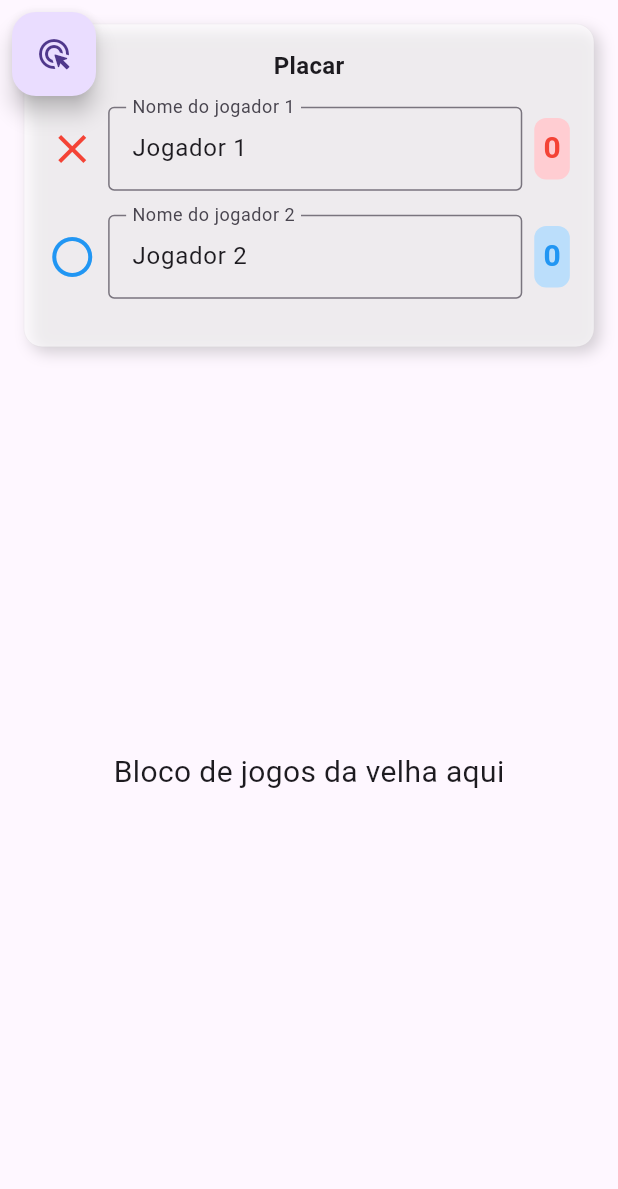
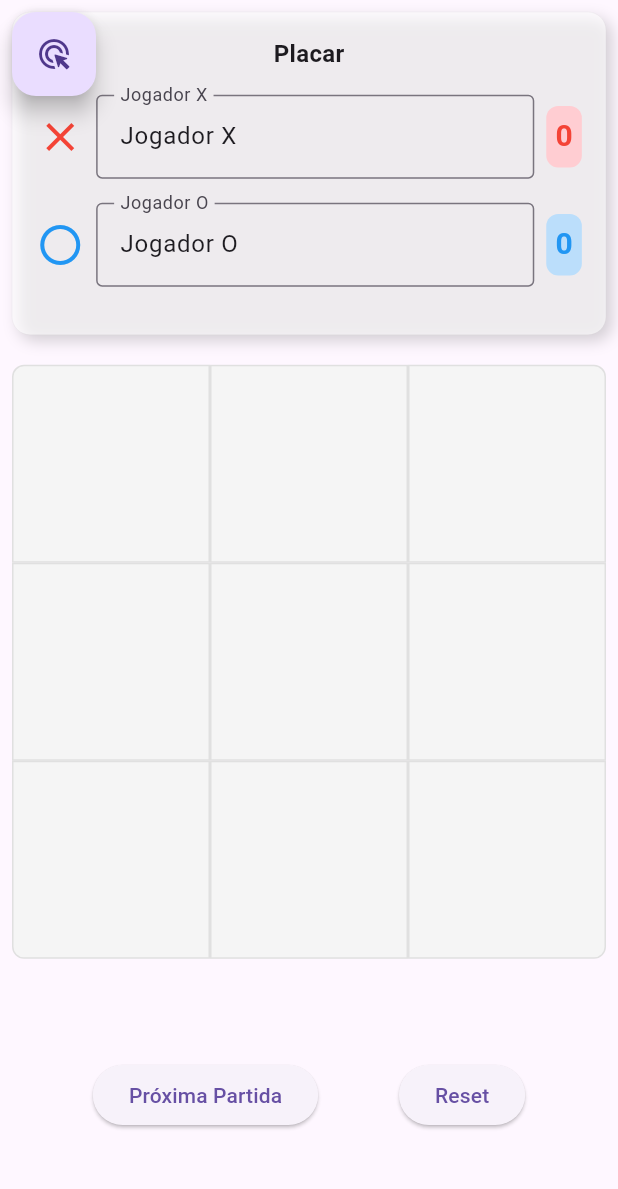
Before and after one commit to christian-marques/tic_nexus, a Flutter app: the screen it shows after launch, on a phone screen of 412 x 824 dp, the part 45-1234 px from its top. Run offline on Flutter 3.47's test engine with Material 3 defaults, Android fonts, the phone set to English and light mode, and no system bars; our stand-ins replace google_mobile_ads; network calls fail.

Commit message:
Tabuleiro simples
Primeiro, fazendo um tabuleiro tradicional 3x3 para definir o básico. A princício o design do tabuleiro e células tá ok, mas o design dos botões ainda pode mudar. A lógica de finalização da partida não está funcional, pois ainda não incrementa e nem os botões interagem com o incremento. Precisa resolver na próxima vesão

```diff
--- /dev/null
+++ b/lib/models/game_logic.dart
@@ -0,0 +1,89 @@
+import 'package:flutter/material.dart';
+
+class GameLogic {
+  // Estado inicial do tabuleiro (vazio).
+  final List<String> _board = List.generate(9, (_) => '');
+
+  // Controle do jogador atual (X ou O).
+  String _currentPlayer = 'X';
+
+  // Callback para notificações de mudança de estado.
+  VoidCallback? _onStateChanged;
+
+  // Configura o callback para mudanças de estado.
+  void setOnStateChanged(VoidCallback callback) {
+    _onStateChanged = callback;
+  }
+
+  // Método chamado ao clicar em uma célula.
+  void onCellTap(int index) {
+    if (_board[index].isNotEmpty) return; // Impede sobreescrever células ocupadas.
+
+    // Atualiza o estado da célula com o jogador atual.
+    _board[index] = _currentPlayer;
+
+    // Alterna entre X e O.
+    _currentPlayer = (_currentPlayer == 'X') ? 'O' : 'X';
+
+    // Notifica a mudança de estado.
+    _onStateChanged?.call();
+  }
+
+  // Retorna o estado da célula (X, O ou vazio).
+  String getCellState(int index) {
+    return _board[index];
+  }
+
+  // Retorna o jogador atual (X ou O).
+  String getCurrentPlayer() {
+    return _currentPlayer;
+  }
+
+  // Define a cor da célula com base no estado.
+  Color getCellColor(int index) {
+    if (_board[index] == 'X') {
+      return Colors.red.shade100;
+    } else if (_board[index] == 'O') {
+      return Colors.blue.shade100;
+    } else {
+      return Colors.grey.shade100;
+    }
+  }
+
+  // Verifica vitória em qualquer direção.
+  bool checkVictory() {
+    const winPatterns = [
+      [0, 1, 2], // Linha superior
+      [3, 4, 5], // Linha do meio
+      [6, 7, 8], // Linha inferior
+      [0, 3, 6], // Coluna esquerda
+      [1, 4, 7], // Coluna do meio
+      [2, 5, 8], // Coluna direita
+      [0, 4, 8], // Diagonal principal
+      [2, 4, 6], // Diagonal secundária
+    ];
+
+    for (var pattern in winPatterns) {
+      if (_board[pattern[0]] != '' &&
+          _board[pattern[0]] == _board[pattern[1]] &&
+          _board[pattern[0]] == _board[pattern[2]]) {
+        return true;
+      }
+    }
+    return false;
+  }
+
+  // Verifica empate.
+  bool checkDraw() {
+    return _board.every((cell) => cell.isNotEmpty) && !checkVictory();
+  }
+
+  // Reseta o tabuleiro para um novo jogo.
+  void resetBoard() {
+    for (int i = 0; i < _board.length; i++) {
+      _board[i] = '';
+    }
+    _currentPlayer = 'X';
+    _onStateChanged?.call(); // Notifica a mudança de estado.
+  }
+}
--- /dev/null
+++ b/lib/models/game_table.dart
@@ -0,0 +1,64 @@
+import 'package:flutter/material.dart';
+import 'package:tic_nexus/models/game_logic.dart';
+
+class GameTable extends StatefulWidget {
+  final GameLogic gameLogic;
+
+  const GameTable({super.key, required this.gameLogic});
+
+  @override
+  State<GameTable> createState() => _GameTableState();
+}
+
+class _GameTableState extends State<GameTable> {
+  @override
+  void initState() {
+    super.initState();
+    widget.gameLogic.setOnStateChanged(() {
+      setState(() {}); // Atualiza a interface ao alterar o estado.
+    });
+  }
+
+  @override
+  Widget build(BuildContext context) {
+    return GridView.builder(
+      padding: EdgeInsets.zero,
+      gridDelegate: const SliverGridDelegateWithFixedCrossAxisCount(
+        crossAxisCount: 3, // Tabuleiro 3x3.
+        crossAxisSpacing: 0.0,
+        mainAxisSpacing: 0.0,
+      ),
+      itemCount: 9, // 9 células.
+      itemBuilder: (context, index) {
+        final cellState = widget.gameLogic.getCellState(index);
+        final cellColor = widget.gameLogic.getCellColor(index); // Obtém a cor da célula.
+
+        return GestureDetector(
+          onTap: () {
+            widget.gameLogic.onCellTap(index); // Atualiza lógica ao tocar.
+          },
+          child: Container(
+            decoration: BoxDecoration(
+              color: cellColor, // Cor de fundo da célula baseada no estado.
+              border: Border.all(color: Colors.grey.shade300, width: 1.0), // Linha cinza clara.
+              borderRadius: BorderRadius.only(
+                topLeft: index == 0 ? Radius.circular(8.0) : Radius.zero,
+                topRight: index == 2 ? Radius.circular(8.0) : Radius.zero,
+                bottomLeft: index == 6 ? Radius.circular(8.0) : Radius.zero,
+                bottomRight: index == 8 ? Radius.circular(8.0) : Radius.zero,
+              ),
+            ),
+            alignment: Alignment.center,
+            child: cellState.isEmpty
+                ? null
+                : Icon(
+                    cellState == 'X' ? Icons.close : Icons.circle_outlined,
+                    size: 72.0,
+                    color: cellState == 'X' ? Colors.red : Colors.blue,
+                  ),
+          ),
+        );
+      },
+    );
+  }
+}
--- a/lib/pages/game.dart
+++ b/lib/pages/game.dart
@@ -2,6 +2,8 @@ import 'package:tic_nexus/models/ad_helper.dart';
 import 'package:flutter/material.dart';
 import 'package:tic_nexus/models/score_board.dart';
 import 'package:google_mobile_ads/google_mobile_ads.dart';
+import 'package:tic_nexus/models/game_table.dart';
+import 'package:tic_nexus/models/game_logic.dart';
 
 class GamePage extends StatefulWidget {
   const GamePage({super.key});
@@ -12,7 +14,13 @@ class GamePage extends StatefulWidget {
 
 class _GamePageState extends State<GamePage> {
   final AdHelper _adHelper = AdHelper();
+  final GameLogic _gameLogic = GameLogic();
   BannerAd? _bannerAd;
+
+  int _scoreX = 0;
+  int _scoreO = 0;
+  bool _gameEnded = false;
+  String _winnerSymbol = '';
 
   @override
   void initState() {
@@ -29,12 +37,38 @@ class _GamePageState extends State<GamePage> {
     _adHelper.loadInterstitialAd((interstitial) {
       setState(() {}); // Atualiza o estado para habilitar o botão
     });
+
+    _gameLogic.setOnStateChanged(() {
+      setState(() {
+        if (_gameLogic.checkVictory()) {
+          _gameEnded = true;
+          _winnerSymbol = _gameLogic.getCurrentPlayer() == 'X' ? 'O' : 'X';
+
+          if (_winnerSymbol == 'X') {
+            _scoreX++;
+          } else if (_winnerSymbol == 'O') {
+            _scoreO++;
+          }
+        } else if (_gameLogic.checkDraw()) {
+          _gameEnded = true;
+          _winnerSymbol = '-'; // Empate.
+        }
+      });
+    });
   }
 
   @override
   void dispose() {
-    _adHelper.disposeAds(); // Limpa os recursos
+    _adHelper.disposeAds();
     super.dispose();
+  }
+
+  void _resetGame() {
+    setState(() {
+      _gameEnded = false;
+      _winnerSymbol = '';
+      _gameLogic.resetBoard();
+    });
   }
 
   @override
@@ -54,9 +88,8 @@ class _GamePageState extends State<GamePage> {
       ),
       body: Stack(
         children: [
-          // Layout principal
           Container(
-            padding: const EdgeInsets.all(16.0),
+            padding: const EdgeInsets.all(8.0),
             child: Column(
               crossAxisAlignment: CrossAxisAlignment.stretch,
               children: [
@@ -65,17 +98,17 @@ class _GamePageState extends State<GamePage> {
                   players: [
                     PlayerSection(
                       icon: Icons.close,
-                      labelName: "Nome do jogador 1",
-                      initialName: "Jogador 1",
-                      score: 0,
+                      labelName: "Jogador X",
+                      initialName: "Jogador X",
+                      score: _scoreX,
                       iconColor: Colors.red,
                       backgroundColor: const Color(0xFFFFCDD2),
                     ),
                     PlayerSection(
                       icon: Icons.circle_outlined,
-                      labelName: "Nome do jogador 2",
-                      initialName: "Jogador 2",
-                      score: 0,
+                      labelName: "Jogador O",
+                      initialName: "Jogador O",
+                      score: _scoreO,
                       iconColor: Colors.blue,
                       backgroundColor: const Color(0xFFBBDEFB),
                     ),
@@ -83,10 +116,48 @@ class _GamePageState extends State<GamePage> {
                 ),
                 Expanded(
                   child: Center(
-                    child: const Text(
-                      "Bloco de jogos da velha aqui",
-                      style: TextStyle(fontSize: 20),
-                    ),
+                    child: _gameEnded
+                        ? Container(
+                            alignment: Alignment.center,
+                            color: Colors.grey.shade300,
+                            child: Text(
+                              _winnerSymbol == '-'
+                                  ? "Empate!"
+                                  : _winnerSymbol,
+                              style: TextStyle(
+                                fontSize: 48.0,
+                                fontWeight: FontWeight.bold,
+                                color: _winnerSymbol == 'X'
+                                    ? Colors.red
+                                    : _winnerSymbol == 'O'
+                                        ? Colors.blue
+                                        : Colors.black,
+                              ),
+                            ),
+                          )
+                        : GameTable(gameLogic: _gameLogic),
+                  ),
+                ),
+                Padding(
+                  padding: const EdgeInsets.symmetric(vertical: 32.0),
+                  child: Row(
+                    mainAxisAlignment: MainAxisAlignment.spaceEvenly,
+                    children: [
+                      ElevatedButton(
+                        onPressed: _resetGame, // Reseta apenas o tabuleiro.
+                        child: const Text('Próxima Partida'),
+                      ),
+                      ElevatedButton(
+                        onPressed: () {
+                          setState(() {
+                            _scoreX = 0;
+                            _scoreO = 0; // Reseta o placar.
+                            _resetGame();
+                          });
+                        },
+                        child: const Text('Reset'),
+                      ),
+                    ],
                   ),
                 ),
                 if (_bannerAd != null)
@@ -99,14 +170,12 @@ class _GamePageState extends State<GamePage> {
               ],
             ),
           ),
-
-          // Botão flutuante sobreposto
           Positioned(
             top: 8.0,
             left: 8.0,
             child: FloatingActionButton(
               onPressed: () {
-                _adHelper.showInterstitialAd(); // Exibe o Interstitial Ad
+                _adHelper.showInterstitialAd();
               },
               child: const Icon(Icons.ads_click_rounded),
             ),
```
